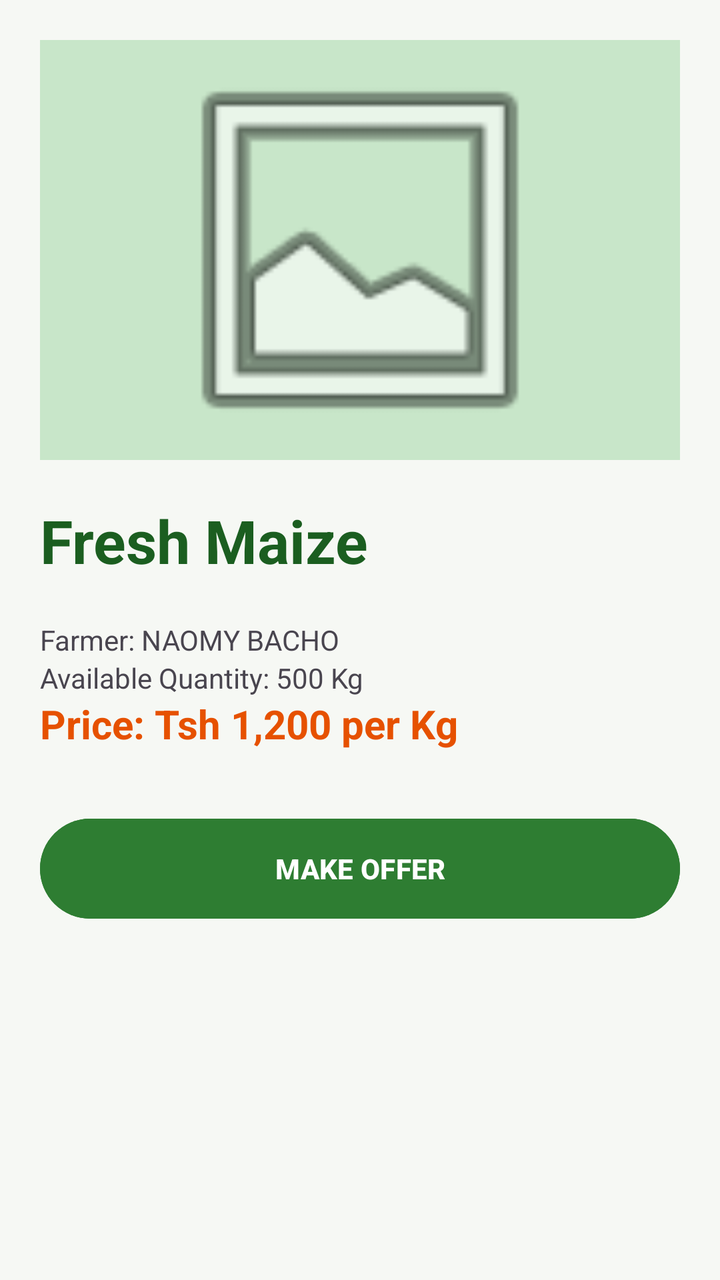
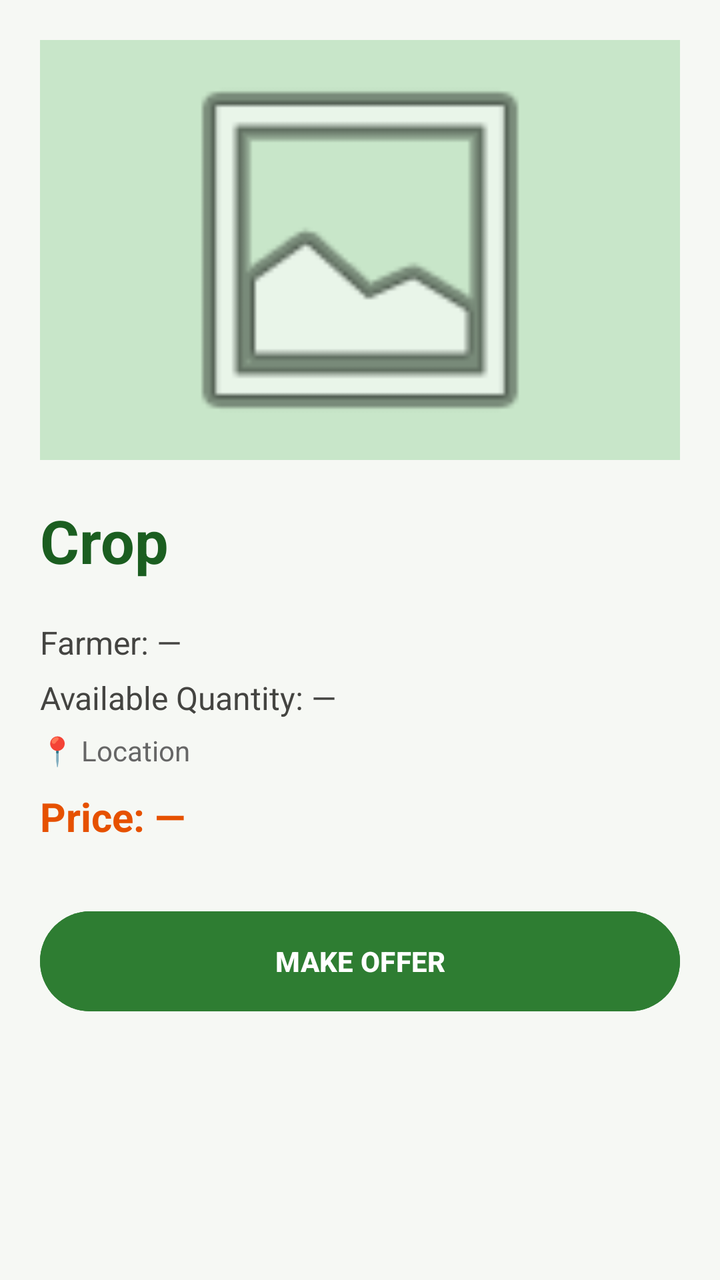

The first picture is an Android layout as it rendered before a commit; the second is the same layout after the commit. The layout source and the unified diff follow.
<!-- AndroidManifest.xml: application theme Theme.AGROFASTASOLUTIONS -->
<!-- res/layout/activity_listing_details.xml -->
<?xml version="1.0" encoding="utf-8"?>
<ScrollView
    xmlns:android="http://schemas.android.com/apk/res/android"
    android:layout_width="match_parent"
    android:layout_height="match_parent"
    android:background="#F6F8F4">

    <LinearLayout
        android:layout_width="match_parent"
        android:layout_height="wrap_content"
        android:orientation="vertical"
        android:padding="20dp">

        <ImageView
            android:layout_width="match_parent"
            android:layout_height="210dp"
            android:src="@android:drawable/ic_menu_gallery"
            android:background="#C8E6C9"/>
        <TextView
            android:layout_width="wrap_content"
            android:layout_height="wrap_content"
            android:layout_marginTop="20dp"
            android:text="Fresh Maize"
            android:textColor="#1B5E20"
            android:textSize="30sp"
            android:textStyle="bold"/>
        <TextView
            android:layout_width="wrap_content"
            android:layout_height="wrap_content"
            android:layout_marginTop="20dp"
            android:text="Farmer: NAOMY BACHO"/>

        <TextView
            android:layout_width="wrap_content"
            android:layout_height="wrap_content"
            android:text="Available Quantity: 500 Kg"/>

        <TextView
            android:layout_width="wrap_content"
            android:layout_height="wrap_content"
            android:text="Price: Tsh 1,200 per Kg"
            android:textColor="#E65100"
            android:textSize="20sp"
            android:textStyle="bold"/>

        <Button
            android:id="@+id/btnMakeOffer"
            android:layout_width="match_parent"
            android:layout_height="58dp"
            android:layout_marginTop="30dp"
            android:backgroundTint="#2E7D32"
            android:text="MAKE OFFER"
            android:textColor="#FFFFFF"
            android:textStyle="bold"/>
    </LinearLayout>
</ScrollView>
<!-- resources referenced by this layout -->
<resources>
  <style name="Theme.AGROFASTASOLUTIONS" parent="Base.Theme.AGROFASTASOLUTIONS" />
  <style name="Base.Theme.AGROFASTASOLUTIONS" parent="Theme.Material3.DayNight.NoActionBar">
          
          
      </style>
</resources>

<!-- the commit's change to res/layout/activity_listing_details.xml (unified diff, before → after) -->
@@ -1,6 +1,5 @@
 <?xml version="1.0" encoding="utf-8"?>
-<ScrollView
-    xmlns:android="http://schemas.android.com/apk/res/android"
+<ScrollView xmlns:android="http://schemas.android.com/apk/res/android"
     android:layout_width="match_parent"
     android:layout_height="match_parent"
     android:background="#F6F8F4">
@@ -12,33 +11,55 @@
         android:padding="20dp">
 
         <ImageView
+            android:id="@+id/imgDetailPhoto"
             android:layout_width="match_parent"
             android:layout_height="210dp"
             android:src="@android:drawable/ic_menu_gallery"
             android:background="#C8E6C9"/>
+
         <TextView
+            android:id="@+id/tvDetailCrop"
             android:layout_width="wrap_content"
             android:layout_height="wrap_content"
             android:layout_marginTop="20dp"
-            android:text="Fresh Maize"
+            android:text="Crop"
             android:textColor="#1B5E20"
             android:textSize="30sp"
             android:textStyle="bold"/>
+
         <TextView
+            android:id="@+id/tvDetailSeller"
             android:layout_width="wrap_content"
             android:layout_height="wrap_content"
             android:layout_marginTop="20dp"
-            android:text="Farmer: NAOMY BACHO"/>
+            android:text="Farmer: —"
+            android:textColor="#444441"
+            android:textSize="16sp"/>
 
         <TextView
+            android:id="@+id/tvDetailQuantity"
             android:layout_width="wrap_content"
             android:layout_height="wrap_content"
-            android:text="Available Quantity: 500 Kg"/>
+            android:layout_marginTop="6dp"
+            android:text="Available Quantity: —"
+            android:textColor="#444441"
+            android:textSize="16sp"/>
 
         <TextView
+            android:id="@+id/tvDetailLocation"
             android:layout_width="wrap_content"
             android:layout_height="wrap_content"
-            android:text="Price: Tsh 1,200 per Kg"
+            android:layout_marginTop="6dp"
+            android:text="📍 Location"
+            android:textColor="#666666"
+            android:textSize="14sp"/>
+
+        <TextView
+            android:id="@+id/tvDetailPrice"
+            android:layout_width="wrap_content"
+            android:layout_height="wrap_content"
+            android:layout_marginTop="10dp"
+            android:text="Price: —"
             android:textColor="#E65100"
             android:textSize="20sp"
             android:textStyle="bold"/>
@@ -52,5 +73,6 @@
             android:text="MAKE OFFER"
             android:textColor="#FFFFFF"
             android:textStyle="bold"/>
+
     </LinearLayout>
 </ScrollView>
<!-- resource entries referenced after the edit -->
@@ -4,6 +4,11 @@
   <style name="Base.Theme.AGROFASTASOLUTIONS" parent="Theme.Material3.DayNight.NoActionBar">
           
           
+              
+          <item name="CardBackgroundColor">@color/agrofast_green</item>
+          <item name="CardStrokeColor">@color/agrofast_green</item>
+  
       </style>
+  <color name="agrofast_green">#1F6F43</color>
 </resources>
 
